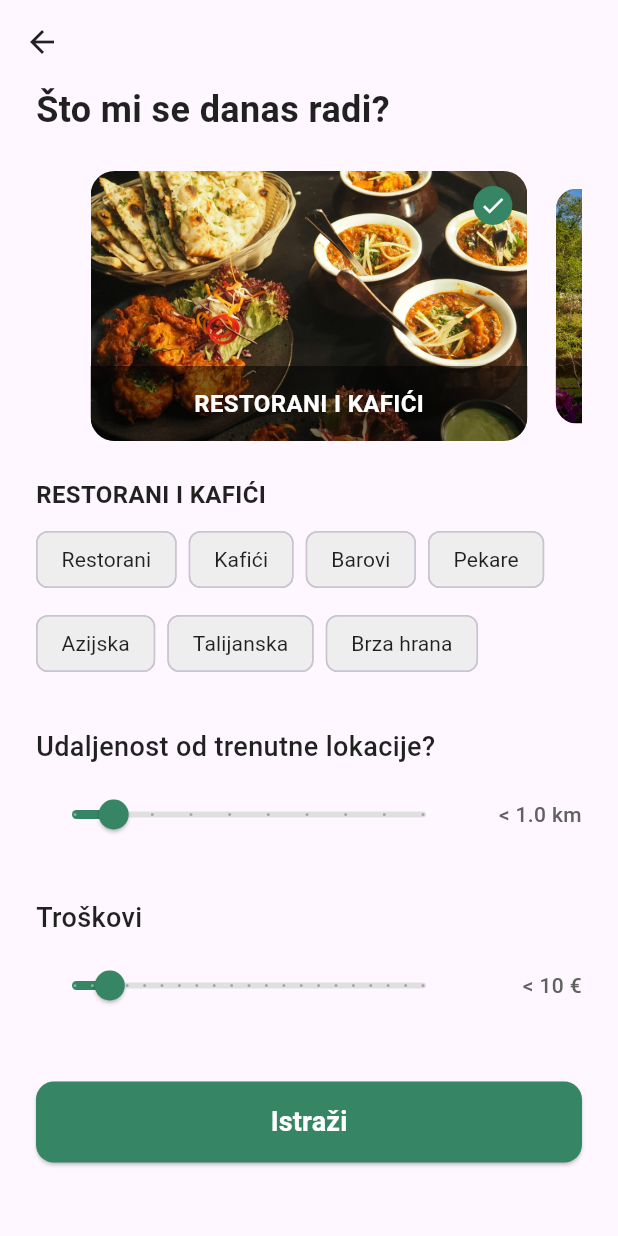
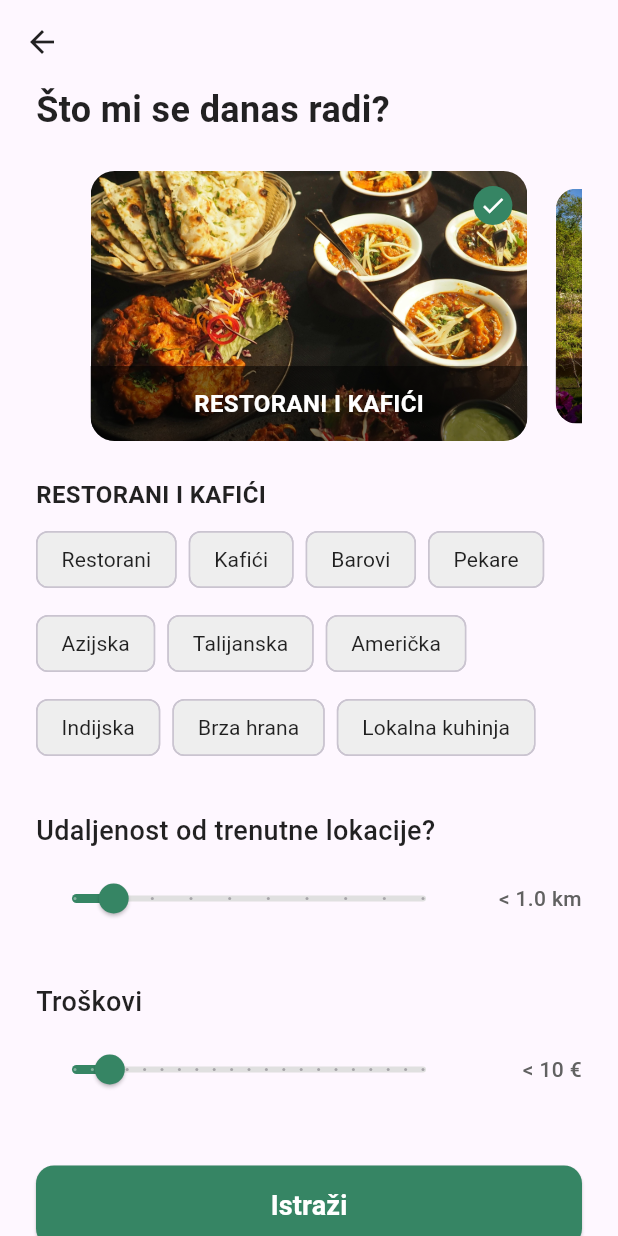
Before and after one commit to SimeBraica/CityScope, a Flutter app: the SearchPage screen opened directly, after a tap on "RESTORANI I KAFIĆI", on a phone screen of 412 x 824 dp. Run offline on Flutter 3.47's test engine with Material 3 defaults, Android fonts, the phone set to English and light mode, and no system bars; drawn by our look-alikes of carousel_slider; our stand-ins replace cloud_firestore, dio, equatable, firebase_analytics, firebase_auth, firebase_core and 10 more; accounts and stored records are empty; generated files the repository leaves out were written again.

Commit message:
dodana lokalna kuhinja

```diff
--- a/flutter_mobile/lib/features/home/presentation/home.dart
+++ b/flutter_mobile/lib/features/home/presentation/home.dart
@@ -20,7 +20,6 @@ class _HomePageState extends State<HomePage> {
   LatLng? _currentPosition;
   bool _locationLoading = true;
 
-  // Za prikaz markera korisnikove lokacije
   Set<Marker> _markers = {};
 
   static const LatLng zagrebLatLng = LatLng(45.8150, 15.9819);
@@ -97,7 +96,6 @@ class _HomePageState extends State<HomePage> {
     }
   }
 
-  // Postavi marker korisnikove lokacije
   void _setUserLocationMarker() {
     if (_currentPosition == null) return;
 
@@ -135,7 +133,6 @@ class _HomePageState extends State<HomePage> {
           markers: _markers,
         ),
 
-        // Gumb za pretragu na donjem dijelu ekrana
         Positioned(
           left: 0,
           right: 0,
--- a/flutter_mobile/lib/features/search/presentation/pages/search.dart
+++ b/flutter_mobile/lib/features/search/presentation/pages/search.dart
@@ -58,7 +58,10 @@ class _SearchPageState extends State<SearchPage> {
       {'id': 'bakery', 'name': 'Pekare', 'en_name': 'Bakeries'},
       {'id': 'asian', 'name': 'Azijska', 'en_name': 'Asian'},
       {'id': 'italian', 'name': 'Talijanska', 'en_name': 'Italian'},
+      {'id': 'american', 'name': 'Američka', 'en_name': 'American'},
+      {'id': 'indian', 'name': 'Indijska', 'en_name': 'Indian'},
       {'id': 'fastfood', 'name': 'Brza hrana', 'en_name': 'Fast Food'},
+      {'id': 'local', 'name': 'Lokalna kuhinja', 'en_name': 'Local Cuisine'},
     ],
     'attractions': [
       {'id': 'park', 'name': 'Parkovi', 'en_name': 'Parks'},
```
Also changed, not shown: flutter_mobile/lib/features/search/services/search_service.dart (+9 -4 lines).
